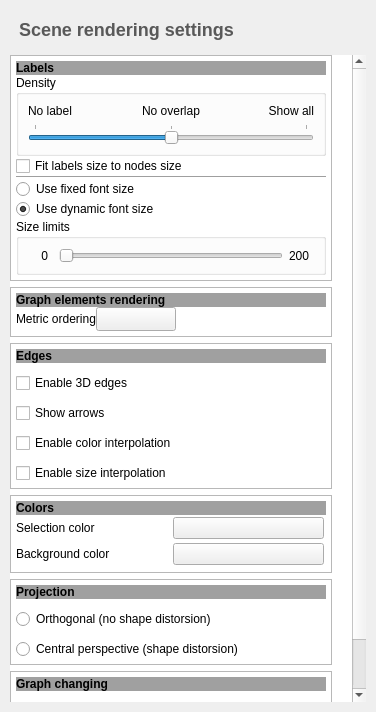
First picture: the form in library/tulip-gui/designer/SceneConfigWidget.ui, repository vadivelselvaraj/TulipGLImprovement, before the edit.
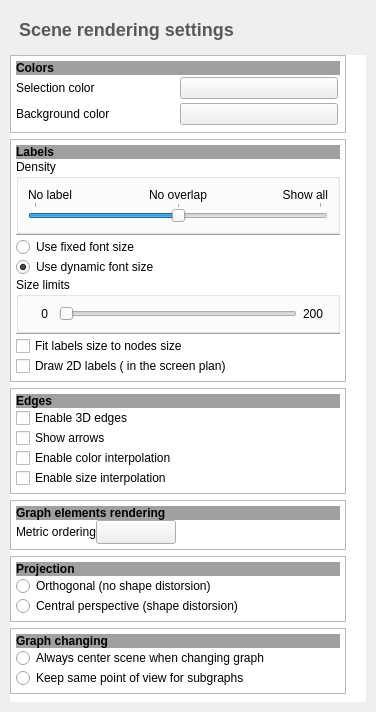
Second picture: the form after the edit. Icons and pictures are not drawn. Custom widgets are drawn as their Qt base class.

Commit message: add the "billboard" rendering of the labels in the node-link diagram scene configuration panel + reorder the display of the settings in this panel

Diff of the .ui file:
```diff
--- a/library/tulip-gui/designer/SceneConfigWidget.ui
+++ b/library/tulip-gui/designer/SceneConfigWidget.ui
@@ -134,9 +134,9 @@
       <property name="geometry">
        <rect>
         <x>0</x>
-        <y>-157</y>
+        <y>0</y>
         <width>346</width>
-        <height>786</height>
+        <height>719</height>
        </rect>
       </property>
       <property name="sizePolicy">
@@ -158,6 +158,102 @@
        <property name="bottomMargin">
         <number>0</number>
        </property>
+       <item>
+        <widget class="QFrame" name="colorsFrame">
+         <property name="sizePolicy">
+          <sizepolicy hsizetype="Preferred" vsizetype="Fixed">
+           <horstretch>0</horstretch>
+           <verstretch>0</verstretch>
+          </sizepolicy>
+         </property>
+         <property name="frameShape">
+          <enum>QFrame::StyledPanel</enum>
+         </property>
+         <property name="frameShadow">
+          <enum>QFrame::Raised</enum>
+         </property>
+         <property name="section" stdset="0">
+          <bool>false</bool>
+         </property>
+         <layout class="QVBoxLayout" name="verticalLayout_8">
+          <property name="spacing">
+           <number>0</number>
+          </property>
+          <property name="margin">
+           <number>5</number>
+          </property>
+          <item>
+           <widget class="QLabel" name="label">
+            <property name="sizePolicy">
+             <sizepolicy hsizetype="Preferred" vsizetype="Preferred">
+              <horstretch>0</horstretch>
+              <verstretch>0</verstretch>
+             </sizepolicy>
+            </property>
+            <property name="minimumSize">
+             <size>
+              <width>80</width>
+              <height>0</height>
+             </size>
+            </property>
+            <property name="styleSheet">
+             <string notr="true">font-weight: bold;
+background-color: rgb(160, 160, 160);</string>
+            </property>
+            <property name="text">
+             <string>Colors</string>
+            </property>
+            <property name="alignment">
+             <set>Qt::AlignLeading|Qt::AlignLeft|Qt::AlignTop</set>
+            </property>
+           </widget>
+          </item>
+          <item>
+           <layout class="QVBoxLayout" name="verticalLayout_5">
+            <property name="spacing">
+             <number>0</number>
+            </property>
+            <item>
+             <layout class="QHBoxLayout" name="horizontalLayout_7">
+              <item>
+               <widget class="QLabel" name="selectionColorLabel">
+                <property name="text">
+                 <string>Selection color</string>
+                </property>
+               </widget>
+              </item>
+              <item>
+               <widget class="tlp::ColorButton" name="selectionColorButton">
+                <property name="text">
+                 <string/>
+                </property>
+               </widget>
+              </item>
+             </layout>
+            </item>
+            <item>
+             <layout class="QHBoxLayout" name="horizontalLayout_8">
+              <item>
+               <widget class="QLabel" name="backgroundColorLabel">
+                <property name="text">
+                 <string>Background color</string>
+                </property>
+               </widget>
+              </item>
+              <item>
+               <widget class="tlp::ColorButton" name="backgroundColorButton">
+                <property name="text">
+                 <string/>
+                </property>
+               </widget>
+              </item>
+             </layout>
+            </item>
+           </layout>
+          </item>
+         </layout>
+        </widget>
+       </item>
        <item>
         <widget class="QFrame" name="labelsFrame">
          <property name="frameShape">
@@ -199,6 +295,9 @@
              <string>Density</string>
             </property>
             <layout class="QGridLayout" name="gridLayout">
+             <property name="verticalSpacing">
+              <number>0</number>
+             </property>
              <item row="0" column="0">
               <widget class="QLabel" name="labelsDisabledLabel">
                <property name="cursor">
@@ -267,13 +366,6 @@
             <zorder>labelsNoOverlapLabel</zorder>
            </widget>
           </item>
-          <item>
-           <widget class="QCheckBox" name="labelsFitCheck">
-            <property name="text">
-             <string>Fit labels size to nodes size</string>
-            </property>
-           </widget>
-          </item>
           <item>
            <widget class="Line" name="line">
             <property name="orientation">
@@ -364,6 +456,118 @@
             </layout>
            </widget>
           </item>
+          <item>
+           <widget class="Line" name="line_2">
+            <property name="orientation">
+             <enum>Qt::Horizontal</enum>
+            </property>
+           </widget>
+          </item>
+          <item>
+           <widget class="QCheckBox" name="labelsFitCheck">
+            <property name="text">
+             <string>Fit labels size to nodes size</string>
+            </property>
+           </widget>
+          </item>
+          <item>
+           <widget class="QCheckBox" name="labelsBillboardedCheck">
+            <property name="toolTip">
+             <string>If checked the labels are always&lt;br/&gt;drawn horizontally in the screen plan.</string>
+            </property>
+            <property name="text">
+             <string>Draw 2D labels ( in the screen plan)</string>
+            </property>
+           </widget>
+          </item>
+         </layout>
+        </widget>
+       </item>
+       <item>
+        <widget class="QFrame" name="edgesFrame">
+         <property name="sizePolicy">
+          <sizepolicy hsizetype="Preferred" vsizetype="Fixed">
+           <horstretch>0</horstretch>
+           <verstretch>0</verstretch>
+          </sizepolicy>
+         </property>
+         <property name="frameShape">
+          <enum>QFrame::StyledPanel</enum>
+         </property>
+         <property name="frameShadow">
+          <enum>QFrame::Raised</enum>
+         </property>
+         <property name="section" stdset="0">
+          <bool>false</bool>
+         </property>
+         <layout class="QVBoxLayout" name="verticalLayout_7">
+          <property name="spacing">
+           <number>0</number>
+          </property>
+          <property name="margin">
+           <number>5</number>
+          </property>
+          <item>
+           <layout class="QVBoxLayout" name="edgesFrameContents">
+            <property name="spacing">
+             <number>0</number>
+            </property>
+            <item>
+             <widget class="QLabel" name="edgesFrameTitle">
+              <property name="minimumSize">
+               <size>
+                <width>80</width>
+                <height>0</height>
+               </size>
+              </property>
+              <property name="styleSheet">
+               <string notr="true">font-weight: bold;
+background-color: rgb(160, 160, 160);</string>
+              </property>
+              <property name="text">
+               <string>Edges</string>
+              </property>
+              <property name="alignment">
+               <set>Qt::AlignLeading|Qt::AlignLeft|Qt::AlignTop</set>
+              </property>
+             </widget>
+            </item>
+            <item>
+             <widget class="QCheckBox" name="edges3DCheck">
+              <property name="sizePolicy">
+               <sizepolicy hsizetype="Expanding" vsizetype="Fixed">
+                <horstretch>0</horstretch>
+                <verstretch>0</verstretch>
+               </sizepolicy>
+              </property>
+              <property name="text">
+               <string>Enable 3D edges</string>
+              </property>
+             </widget>
+            </item>
+            <item>
+             <widget class="QCheckBox" name="edgesArrowCheck">
+              <property name="text">
+               <string>Show arrows</string>
+              </property>
+             </widget>
+            </item>
+            <item>
+             <widget class="QCheckBox" name="edgesColorInterpolationCheck">
+              <property name="text">
+               <string>Enable color interpolation</string>
+              </property>
+             </widget>
+            </item>
+            <item>
+             <widget class="QCheckBox" name="edgesSizeInterpolationCheck">
+              <property name="text">
+               <string>Enable size interpolation</string>
+              </property>
+             </widget>
+            </item>
+           </layout>
+          </item>
          </layout>
         </widget>
        </item>
@@ -436,187 +640,6 @@
          </layout>
         </widget>
        </item>
-       <item>
-        <widget class="QFrame" name="edgesFrame">
-         <property name="sizePolicy">
-          <sizepolicy hsizetype="Preferred" vsizetype="Fixed">
-           <horstretch>0</horstretch>
-           <verstretch>0</verstretch>
-          </sizepolicy>
-         </property>
-         <property name="frameShape">
-          <enum>QFrame::StyledPanel</enum>
-         </property>
-         <property name="frameShadow">
-          <enum>QFrame::Raised</enum>
-         </property>
-         <property name="section" stdset="0">
-          <bool>false</bool>
-         </property>
-         <layout class="QVBoxLayout" name="verticalLayout_7">
-          <property name="spacing">
-           <number>0</number>
-          </property>
-          <property name="margin">
-           <number>5</number>
-          </property>
-          <item>
-           <layout class="QVBoxLayout" name="edgesFrameContents">
-            <property name="spacing">
-             <number>10</number>
-            </property>
-            <item>
-             <widget class="QLabel" name="edgesFrameTitle">
-              <property name="minimumSize">
-               <size>
-                <width>80</width>
-                <height>0</height>
-               </size>
-              </property>
-              <property name="styleSheet">
-               <string notr="true">font-weight: bold;
-background-color: rgb(160, 160, 160);</string>
-              </property>
-              <property name="text">
-               <string>Edges</string>
-              </property>
-              <property name="alignment">
-               <set>Qt::AlignLeading|Qt::AlignLeft|Qt::AlignTop</set>
-              </property>
-             </widget>
-            </item>
-            <item>
-             <widget class="QCheckBox" name="edges3DCheck">
-              <property name="sizePolicy">
-               <sizepolicy hsizetype="Expanding" vsizetype="Fixed">
-                <horstretch>0</horstretch>
-                <verstretch>0</verstretch>
-               </sizepolicy>
-              </property>
-              <property name="text">
-               <string>Enable 3D edges</string>
-              </property>
-             </widget>
-            </item>
-            <item>
-             <widget class="QCheckBox" name="edgesArrowCheck">
-              <property name="text">
-               <string>Show arrows</string>
-              </property>
-             </widget>
-            </item>
-            <item>
-             <widget class="QCheckBox" name="edgesColorInterpolationCheck">
-              <property name="text">
-               <string>Enable color interpolation</string>
-              </property>
-             </widget>
-            </item>
-            <item>
-             <widget class="QCheckBox" name="edgesSizeInterpolationCheck">
-              <property name="text">
-               <string>Enable size interpolation</string>
-              </property>
-             </widget>
-            </item>
-           </layout>
-          </item>
-         </layout>
-        </widget>
-       </item>
-       <item>
-        <widget class="QFrame" name="colorsFrame">
-         <property name="sizePolicy">
-          <sizepolicy hsizetype="Preferred" vsizetype="Fixed">
-           <horstretch>0</horstretch>
-           <verstretch>0</verstretch>
-          </sizepolicy>
-         </property>
-         <property name="frameShape">
-          <enum>QFrame::StyledPanel</enum>
-         </property>
-         <property name="frameShadow">
-          <enum>QFrame::Raised</enum>
-         </property>
-         <property name="section" stdset="0">
-          <bool>false</bool>
-         </property>
-         <layout class="QVBoxLayout" name="verticalLayout_8">
-          <property name="spacing">
-           <number>0</number>
-          </property>
-          <property name="margin">
-           <number>5</number>
-          </property>
-          <item>
-           <widget class="QLabel" name="label">
-            <property name="sizePolicy">
-             <sizepolicy hsizetype="Preferred" vsizetype="Preferred">
-              <horstretch>0</horstretch>
-              <verstretch>0</verstretch>
-             </sizepolicy>
-            </property>
-            <property name="minimumSize">
-             <size>
-              <width>80</width>
-              <height>0</height>
-             </size>
-            </property>
-            <property name="styleSheet">
-             <string notr="true">font-weight: bold;
-background-color: rgb(160, 160, 160);</string>
-            </property>
-            <property name="text">
-             <string>Colors</string>
-            </property>
-            <property name="alignment">
-             <set>Qt::AlignLeading|Qt::AlignLeft|Qt::AlignTop</set>
-            </property>
-           </widget>
-          </item>
-          <item>
-           <layout class="QVBoxLayout" name="verticalLayout_5">
-            <item>
-             <layout class="QHBoxLayout" name="horizontalLayout_7">
-              <item>
-               <widget class="QLabel" name="selectionColorLabel">
-                <property name="text">
-                 <string>Selection color</string>
-                </property>
-               </widget>
-              </item>
-              <item>
-               <widget class="tlp::ColorButton" name="selectionColorButton">
-                <property name="text">
-                 <string/>
-                </property>
-               </widget>
-              </item>
-             </layout>
-            </item>
-            <item>
-             <layout class="QHBoxLayout" name="horizontalLayout_8">
-              <item>
-               <widget class="QLabel" name="backgroundColorLabel">
-                <property name="text">
-                 <string>Background color</string>
-                </property>
-               </widget>
-              </item>
-              <item>
-               <widget class="tlp::ColorButton" name="backgroundColorButton">
-                <property name="text">
-                 <string/>
-                </property>
-               </widget>
-              </item>
-             </layout>
-            </item>
-           </layout>
-          </item>
-         </layout>
-        </widget>
-       </item>
        <item>
         <widget class="QFrame" name="projectionFrame">
          <property name="sizePolicy">
@@ -644,7 +667,7 @@
           <item>
            <layout class="QVBoxLayout" name="projectionFrameContents">
             <property name="spacing">
-             <number>10</number>
+             <number>0</number>
             </property>
             <item>
              <widget class="QLabel" name="projectionFrameTitle">
@@ -724,7 +747,7 @@
           <item>
            <layout class="QVBoxLayout" name="changeGraphFrameContents">
             <property name="spacing">
-             <number>10</number>
+             <number>0</number>
             </property>
             <item>
              <widget class="QLabel" name="changeGraphFrameTitle">
```
The commit also changes 1 other file.
